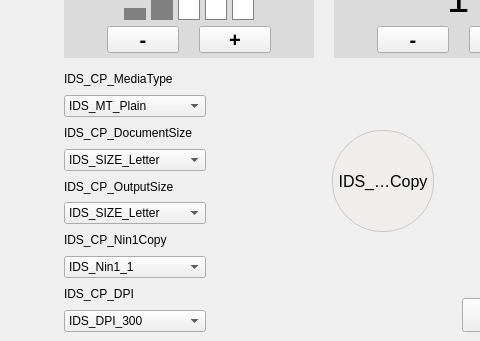
The window that tabcopy.ui (lzk/richovop) describes before a commit, drawn with Qt 5; both pictures show x 0 to 480 and y 220 to 561 of the 648 by 561 pixel window.
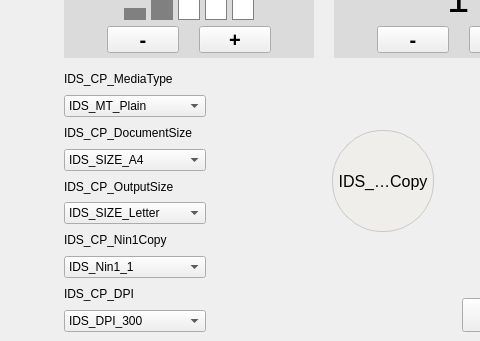
The same window after the commit.

What changed in the file:
```diff
--- a/tabcopy.ui
+++ b/tabcopy.ui
@@ -813,11 +813,6 @@
             <property name="focusPolicy">
              <enum>Qt::NoFocus</enum>
             </property>
-            <item>
-             <property name="text">
-              <string>IDS_SIZE_Letter</string>
-             </property>
-            </item>
             <item>
              <property name="text">
               <string>IDS_SIZE_A4</string>
```
Left out of the diff: 20 changed lines with no effect on the pictures.
